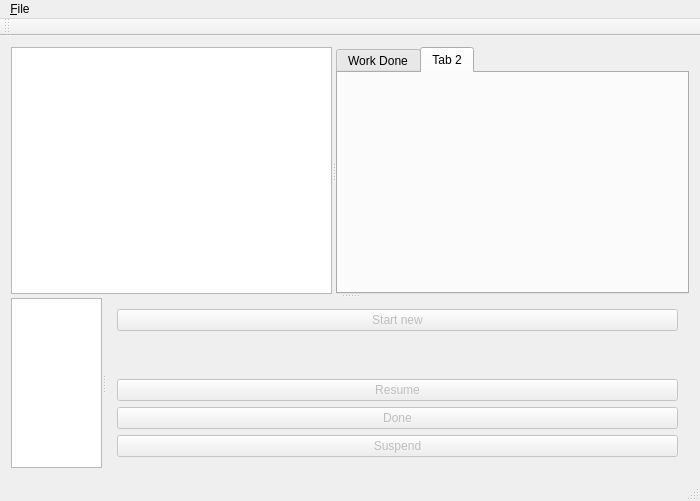
Qt form mainwindow.ui (jgaa/whid) before a commit.
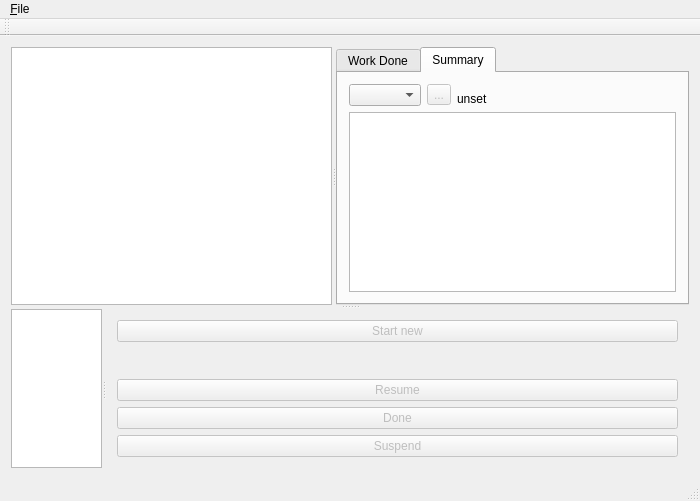
The same form after that commit. The open tabs and pages were chosen to show the change.

The edit to the form file:
```diff
--- a/mainwindow.ui
+++ b/mainwindow.ui
@@ -31,6 +31,15 @@
         <enum>Qt::Horizontal</enum>
        </property>
        <widget class="QTreeView" name="nodeTree">
+        <property name="rootIsDecorated">
+         <bool>true</bool>
+        </property>
+        <property name="sortingEnabled">
+         <bool>true</bool>
+        </property>
+        <property name="animated">
+         <bool>true</bool>
+        </property>
         <attribute name="headerVisible">
          <bool>false</bool>
         </attribute>
@@ -73,8 +82,88 @@
         </widget>
         <widget class="QWidget" name="tab_2">
          <attribute name="title">
-          <string>Tab 2</string>
+          <string>Summary</string>
          </attribute>
+         <layout class="QVBoxLayout" name="verticalLayout">
+          <item>
+           <layout class="QVBoxLayout" name="summaryVerticalLayout">
+            <item>
+             <layout class="QHBoxLayout" name="summaryControlsLayout">
+              <item>
+               <widget class="QComboBox" name="comboBox"/>
+              </item>
+              <item>
+               <widget class="QToolButton" name="toolButton">
+                <property name="enabled">
+                 <bool>false</bool>
+                </property>
+                <property name="text">
+                 <string>...</string>
+                </property>
+               </widget>
+              </item>
+              <item alignment="Qt::AlignBottom">
+               <widget class="QLabel" name="label">
+                <property name="text">
+                 <string>unset</string>
+                </property>
+                <property name="scaledContents">
+                 <bool>true</bool>
+                </property>
+               </widget>
+              </item>
+              <item>
+               <spacer name="horizontalSpacer_2">
+                <property name="orientation">
+                 <enum>Qt::Horizontal</enum>
+                </property>
+                <property name="sizeHint" stdset="0">
+                 <size>
+                  <width>78</width>
+                  <height>20</height>
+                 </size>
+                </property>
+               </spacer>
+              </item>
+             </layout>
+            </item>
+            <item>
+             <widget class="QTableView" name="summaryView">
+              <property name="alternatingRowColors">
+               <bool>true</bool>
+              </property>
+              <property name="selectionMode">
+               <enum>QAbstractItemView::ExtendedSelection</enum>
+              </property>
+              <property name="selectionBehavior">
+               <enum>QAbstractItemView::SelectRows</enum>
+              </property>
+              <property name="showGrid">
+               <bool>true</bool>
+              </property>
+              <property name="gridStyle">
+               <enum>Qt::DotLine</enum>
+              </property>
+              <property name="cornerButtonEnabled">
+               <bool>false</bool>
+              </property>
+              <attribute name="horizontalHeaderDefaultSectionSize">
+               <number>60</number>
+              </attribute>
+              <attribute name="horizontalHeaderHighlightSections">
+               <bool>false</bool>
+              </attribute>
+              <attribute name="verticalHeaderVisible">
+               <bool>false</bool>
+              </attribute>
+              <attribute name="verticalHeaderHighlightSections">
+               <bool>false</bool>
+              </attribute>
+             </widget>
+            </item>
+           </layout>
+          </item>
+         </layout>
         </widget>
        </widget>
       </widget>
```
Left out of the diff: 4 changed lines with no effect on the pictures.
